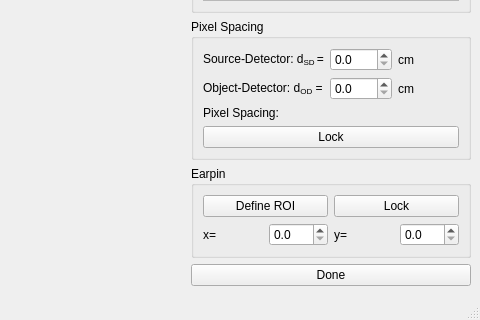
First picture: the form in Backend/Landmark.ui, repository jo-mueller/RadiAiDD, before the edit; both pictures show x 307 to 787 and y 219 to 539 of the 787 by 539 pixel window.
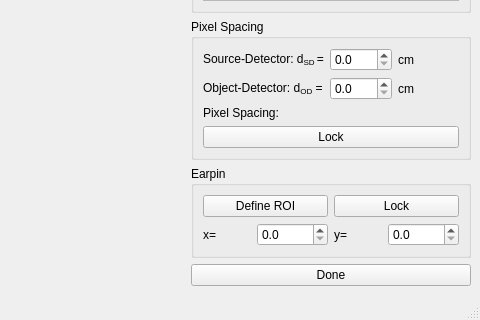
Second picture: the form after the edit. Custom widgets are drawn as their Qt base class.

```diff
--- a/Backend/Landmark.ui
+++ b/Backend/Landmark.ui
@@ -177,7 +177,7 @@
             <number>1</number>
            </property>
            <property name="maximum">
-            <double>400.000000000000000</double>
+            <double>10000.000000000000000</double>
            </property>
            <property name="singleStep">
             <double>0.100000000000000</double>
@@ -197,7 +197,7 @@
             <number>1</number>
            </property>
            <property name="maximum">
-            <double>400.000000000000000</double>
+            <double>10000.000000000000000</double>
            </property>
            <property name="singleStep">
             <double>0.100000000000000</double>
```
